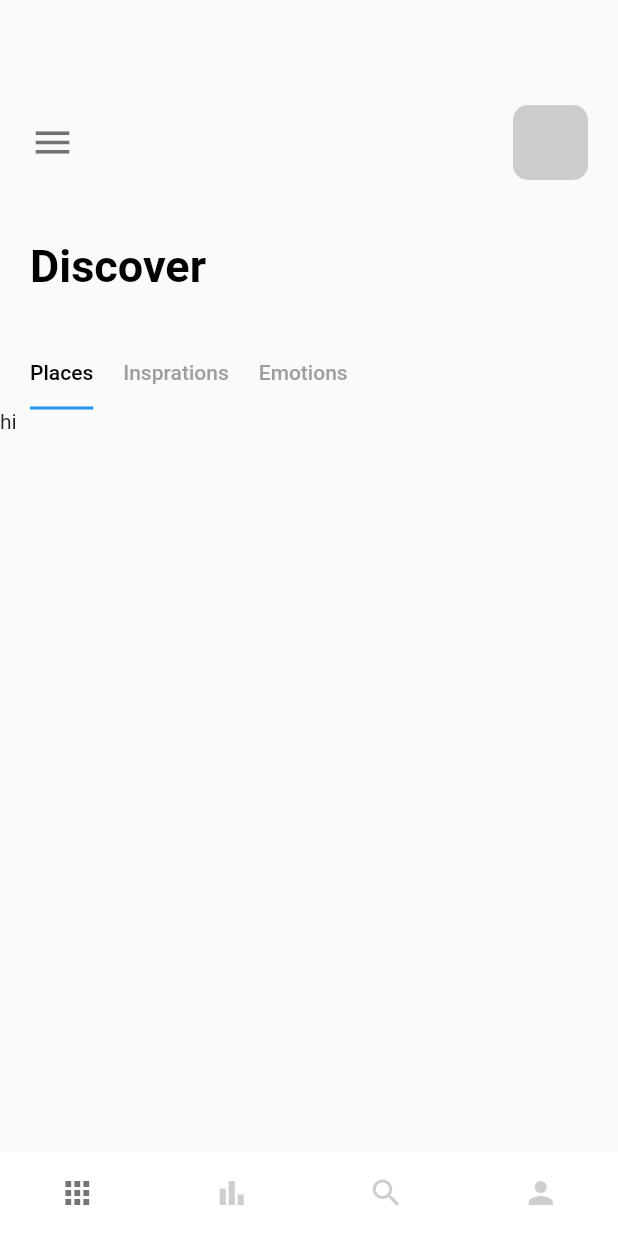
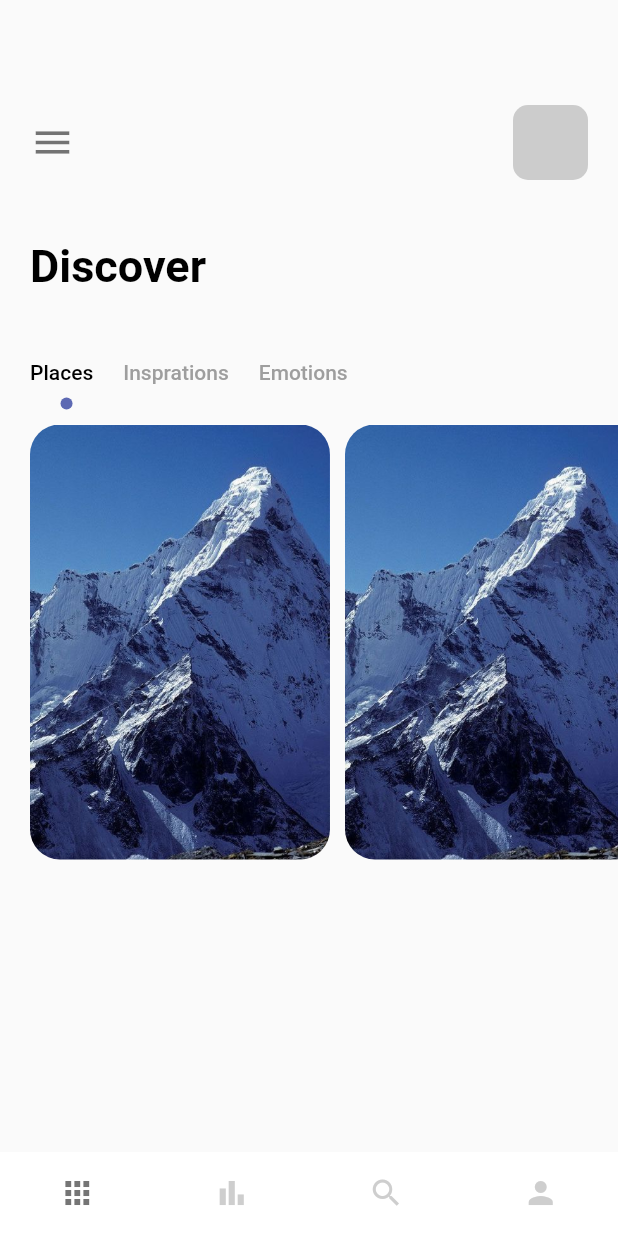
Before and after one commit to srmorteza/travel_app_flutter, a Flutter app: the screen it shows after launch, on a phone screen of 412 x 824 dp. Run offline on Flutter 3.47's test engine with Material 2 defaults, Android fonts, the phone set to English and light mode, and no system bars.

Commit message:
create tabbar view in home page 1401-7-28

```diff
--- a/lib/pages/nav_pages/home_page.dart
+++ b/lib/pages/nav_pages/home_page.dart
@@ -1,5 +1,6 @@
 import 'package:flutter/cupertino.dart';
 import 'package:flutter/material.dart';
+import 'package:travel/misc/colors.dart';
 import 'package:travel/widgets/app_large_text.dart';
 
 class HomePage extends StatefulWidget {
@@ -57,7 +58,7 @@ class _HomePageState extends State<HomePage> with TickerProviderStateMixin {
                 isScrollable: true,
                 labelPadding:const EdgeInsets.only(left: 20,right: 0),
                 indicatorSize: TabBarIndicatorSize.label,
-                indicator: ,
+                indicator: CirculeTabIndicator(color: AppColors.mainColor , radius: 4) ,
                 tabs: [
                   Tab(text: "Places"),
                   Tab(text: "Insprations"),
@@ -67,12 +68,34 @@ class _HomePageState extends State<HomePage> with TickerProviderStateMixin {
             ),
           ),
           Container(
+            padding: const EdgeInsets.only(left: 20),
             height: 300,
             width: double.maxFinite,
             child: TabBarView(
               controller: _tabController,
               children: [
-                Text("hi"),
+                ListView.builder(
+                  itemCount:3,
+                  scrollDirection: Axis.horizontal,
+                  itemBuilder: (BuildContext context, int index) {
+                    return Container(
+                      margin: const EdgeInsets.only(right: 10,top: 10),
+                      width: 200,
+                      height: 300,
+                      decoration: BoxDecoration(
+                          borderRadius: BorderRadius.circular(20),
+                          color: Colors.white ,
+                          image: DecorationImage(
+                              image: AssetImage(
+                                  "img/mountain.jpeg"
+                              ),
+                              fit: BoxFit.cover
+                          )
+                      ),
+                    );
+                  },
+
+                ),
                 Text("there"),
                 Text("bye"),
               ],
@@ -87,18 +110,31 @@ class _HomePageState extends State<HomePage> with TickerProviderStateMixin {
 
 
 class CirculeTabIndicator extends Decoration{
+  final Color color ;
+  double radius ;
+  CirculeTabIndicator({required this .color , required this.radius});
+
   @override
   BoxPainter createBoxPainter([VoidCallback? onChanged]) {
     // TODO: implement createBoxPainter
-    throw UnimplementedError();
+   return _CirculePainter(color:color , radius:radius) ;
   }
 
 }
 
 class _CirculePainter extends BoxPainter{
+  final Color color ;
+  double radius ;
+  _CirculePainter({required this .color , required this.radius});
+
   @override
   void paint(Canvas canvas, Offset offset, ImageConfiguration configuration) {
-    // TODO: implement paint
+    Paint _paint=Paint();
+    _paint.color=color ;
+    _paint.isAntiAlias=true ;
+    final Offset circuleOffset= Offset(configuration.size!.width/1.6-radius/2 , configuration.size!.height-radius);
+
+    canvas.drawCircle(offset+circuleOffset, radius, _paint) ;
   }
 
 }
```
